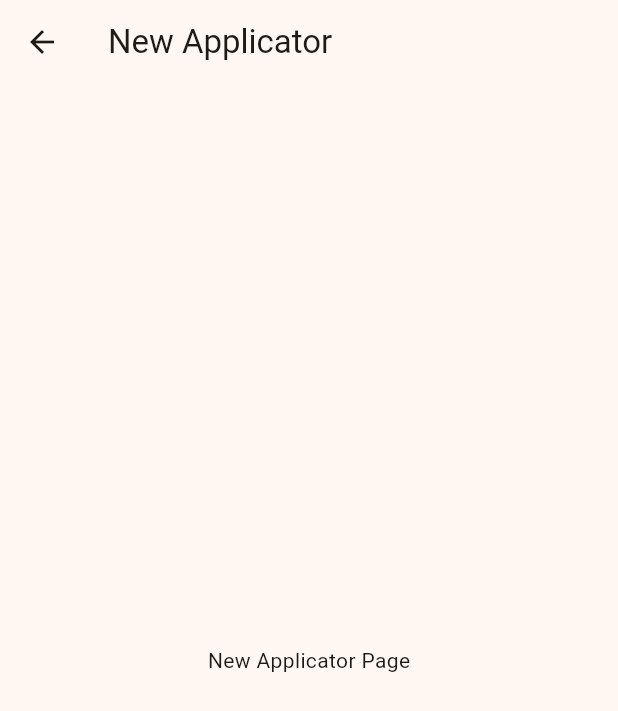
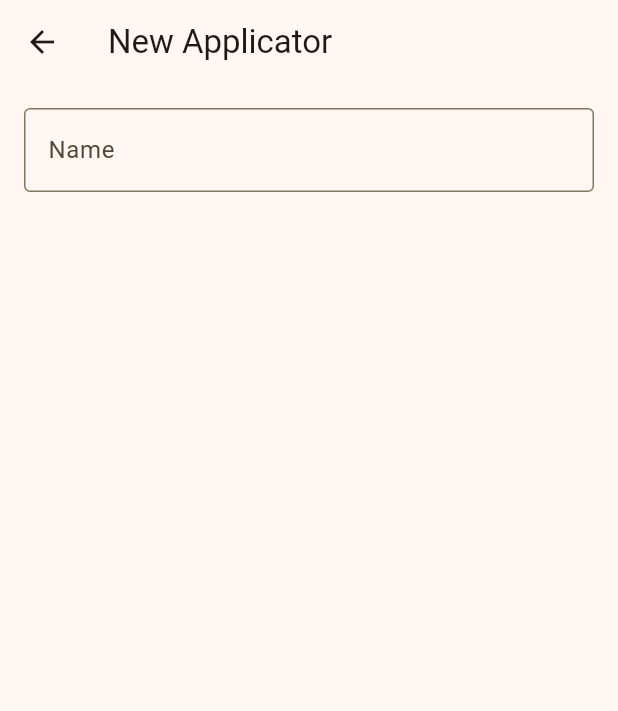
Before and after one commit to kwila-cloud/karriba, a Flutter app: the NewApplicatorPage screen opened directly, on a phone screen of 412 x 824 dp. Shown: the top 711 px of the screen. Run offline on Flutter 3.47's test engine with Material 3 defaults, Android fonts, the phone set to English and light mode, and no system bars; missing offline and left inert: iconify_flutter.

Commit message:
feat: Add name input field to NewApplicatorPage

```diff
--- a/app/lib/new_applicator_page.dart
+++ b/app/lib/new_applicator_page.dart
@@ -7,7 +7,19 @@ class NewApplicatorPage extends StatelessWidget {
   Widget build(BuildContext context) {
     return Scaffold(
       appBar: AppBar(title: const Text('New Applicator')),
-      body: const Center(child: Text('New Applicator Page')),
+      body: Padding(
+        padding: const EdgeInsets.all(16.0),
+        child: Column(
+          children: [
+            TextFormField(
+              decoration: const InputDecoration(
+                labelText: 'Name',
+                border: OutlineInputBorder(),
+              ),
+            ),
+          ],
+        ),
+      ),
     );
   }
 }
```
